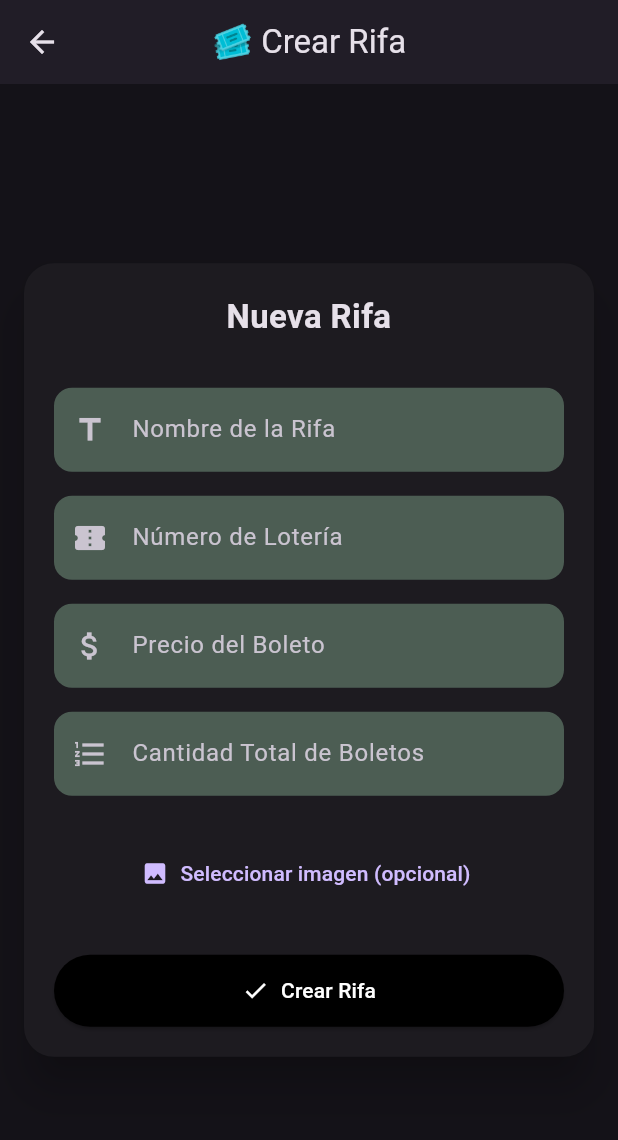
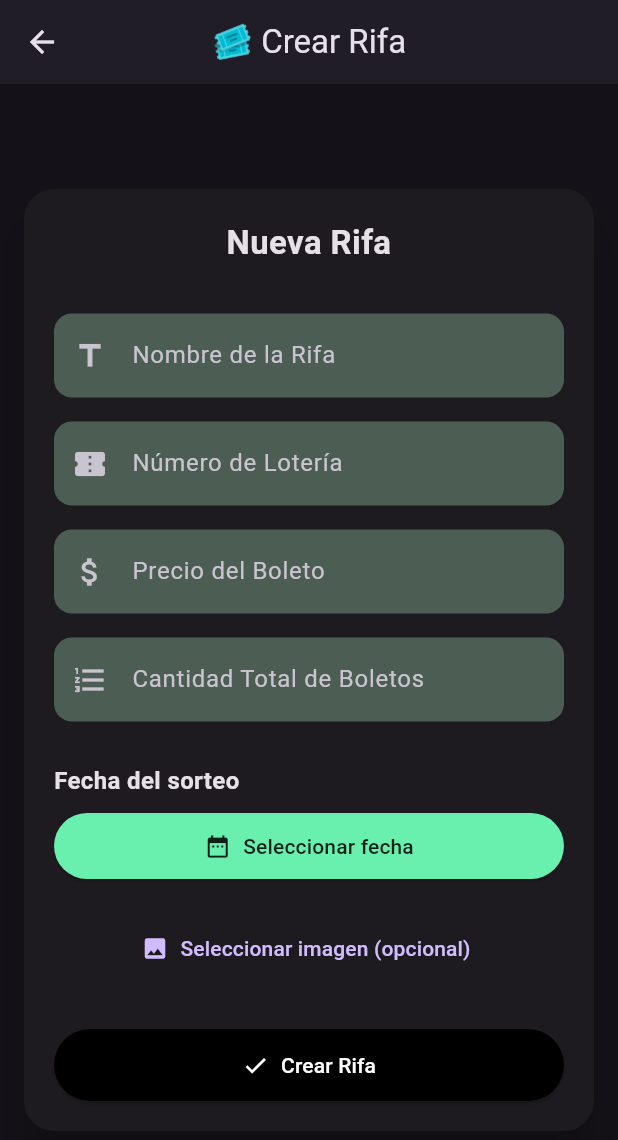
Before and after one commit to magq2002/raffleFlutter, a Flutter app: the RaffleCreatePage screen opened directly, on a phone screen of 412 x 824 dp. Shown: the top 1140 px of the screen. Run offline on Flutter 3.47's test engine with Material 3 defaults, Android fonts, the phone set to English and light mode, and no system bars; our stand-ins replace equatable, flutter_bloc, image_picker, permission_handler, qr_flutter, screenshot and 2 more; accounts and stored records are empty.

Commit message:
bugs resueltos (rifas)

```diff
--- a/lib/features/raffles/data/models/raffle_model.dart
+++ b/lib/features/raffles/data/models/raffle_model.dart
@@ -11,6 +11,7 @@ class RaffleModel extends Raffle {
     required String status,
     required DateTime createdAt,
     required DateTime updatedAt,
+    required DateTime date,
     String? imagePath,
     List<Ticket>? tickets,
   }) : super(
@@ -22,6 +23,7 @@ class RaffleModel extends Raffle {
           status: status,
           createdAt: createdAt,
           updatedAt: updatedAt,
+          date: date,
           imagePath: imagePath,
           tickets: tickets,
         );
@@ -36,6 +38,7 @@ class RaffleModel extends Raffle {
       status: map['status'],
       createdAt: DateTime.parse(map['created_at']),
       updatedAt: DateTime.parse(map['updated_at']),
+      date: DateTime.parse(map['date']),
       imagePath: map['image_path'],
     );
   }
@@ -50,6 +53,7 @@ class RaffleModel extends Raffle {
       'status': status,
       'created_at': createdAt.toIso8601String(),
       'updated_at': updatedAt.toIso8601String(),
+      'date': date.toIso8601String(),
       'image_path': imagePath,
     };
   }
@@ -64,6 +68,7 @@ class RaffleModel extends Raffle {
       status: raffle.status,
       createdAt: raffle.createdAt,
       updatedAt: raffle.updatedAt,
+      date: raffle.date,
       imagePath: raffle.imagePath,
       tickets: raffle.tickets,
     );
@@ -79,6 +84,7 @@ class RaffleModel extends Raffle {
       status: status,
       createdAt: createdAt,
       updatedAt: updatedAt,
+      date: date,
       imagePath: imagePath,
       tickets: tickets,
     );
--- a/lib/features/raffles/domain/entities/raffle.dart
+++ b/lib/features/raffles/domain/entities/raffle.dart
@@ -9,8 +9,9 @@ class Raffle {
   final String status;
   final DateTime createdAt;
   final DateTime updatedAt;
+  final DateTime date;
   final String? imagePath;
-  final List<Ticket>? tickets; // ✅ Agregado
+  final List<Ticket>? tickets;
 
   Raffle({
     this.id,
@@ -21,6 +22,7 @@ class Raffle {
     required this.status,
     required this.createdAt,
     required this.updatedAt,
+    required this.date,
     this.imagePath,
     this.tickets,
   });
@@ -34,6 +36,7 @@ class Raffle {
     String? status,
     DateTime? createdAt,
     DateTime? updatedAt,
+    DateTime? date,
     String? imagePath,
     List<Ticket>? tickets,
   }) {
@@ -46,6 +49,7 @@ class Raffle {
       status: status ?? this.status,
       createdAt: createdAt ?? this.createdAt,
       updatedAt: updatedAt ?? this.updatedAt,
+      date: date ?? this.date,
       imagePath: imagePath ?? this.imagePath,
       tickets: tickets ?? this.tickets,
     );
--- a/lib/features/raffles/presentation/bloc/raffle_event.dart
+++ b/lib/features/raffles/presentation/bloc/raffle_event.dart
@@ -24,6 +24,7 @@ class CreateRaffle extends RaffleEvent {
   final String lotteryNumber;
   final double price;
   final int totalTickets;
+  final DateTime drawDate;
   final String? imagePath;
 
   const CreateRaffle({
@@ -31,6 +32,7 @@ class CreateRaffle extends RaffleEvent {
     required this.lotteryNumber,
     required this.price,
     required this.totalTickets,
+    required this.drawDate,
     this.imagePath,
   });
 
--- a/lib/features/raffles/presentation/pages/raffle_create_page.dart
+++ b/lib/features/raffles/presentation/pages/raffle_create_page.dart
@@ -5,6 +5,7 @@ import 'package:flutter_bloc/flutter_bloc.dart';
 import 'package:image_picker/image_picker.dart';
 import 'package:raffle/features/raffles/presentation/bloc/raffle_bloc.dart';
 import 'package:raffle/features/raffles/presentation/bloc/raffle_event.dart';
+import '../../../../core/theme/app_colors.dart';
 
 class RaffleCreatePage extends StatefulWidget {
   const RaffleCreatePage({super.key});
@@ -20,7 +21,9 @@ class _RaffleCreatePageState extends State<RaffleCreatePage> {
   final _priceController = TextEditingController();
   final _totalTicketsController = TextEditingController();
 
+  DateTime? _drawDate;
   File? _selectedImage;
+
 
   @override
   void dispose() {
@@ -48,6 +51,7 @@ class _RaffleCreatePageState extends State<RaffleCreatePage> {
               lotteryNumber: _lotteryNumberController.text.trim(),
               price: double.parse(_priceController.text.trim()),
               totalTickets: int.parse(_totalTicketsController.text.trim()),
+              drawDate: _drawDate!,
               imagePath: _selectedImage?.path,
             ),
           );
@@ -123,6 +127,26 @@ class _RaffleCreatePageState extends State<RaffleCreatePage> {
                     },
                   ),
                   const SizedBox(height: 20),
+                  const Text('Fecha del sorteo',
+                      style:
+                          TextStyle(fontSize: 16, fontWeight: FontWeight.w600)),
+                  const SizedBox(height: 8),
+                  ElevatedButton.icon(
+                    onPressed: _pickDate,
+                    icon: const Icon(Icons.date_range),
+                    label: Text(_drawDate == null
+                        ? 'Seleccionar fecha'
+                        : '${_drawDate!.toLocal()}'.split(' ')[0]),
+                    style: ElevatedButton.styleFrom(
+                      backgroundColor: AppColors.primary,
+                      foregroundColor: Colors.black87,
+                      padding: const EdgeInsets.symmetric(
+                          horizontal: 16, vertical: 12),
+                      shape: RoundedRectangleBorder(
+                          borderRadius: BorderRadius.circular(30)),
+                    ),
+                  ),
+                  const SizedBox(height: 20),
                   TextButton.icon(
                     onPressed: _pickImage,
                     icon: const Icon(Icons.image),
@@ -185,4 +209,19 @@ class _RaffleCreatePageState extends State<RaffleCreatePage> {
       ),
     );
   }
+
+  Future<void> _pickDate() async {
+    final now = DateTime.now();
+    final picked = await showDatePicker(
+      context: context,
+      initialDate: now,
+      firstDate: now,
+      lastDate: DateTime(now.year + 5),
+    );
+    if (picked != null) {
+      setState(() {
+        _drawDate = picked;
+      });
+    }
+  }
 }
```
Also changed, not shown: lib/features/raffles/data/datasources/raffle_local_datasource.dart (+5 -4 lines), lib/features/raffles/presentation/pages/raffle_details_page.dart (+10 -5 lines), lib/features/raffles/presentation/widgets/ticket_export_widget.dart (+36 -6 lines), lib/features/raffles/presentation/widgets/ticket_info_modal.dart (+7 -2 lines).
